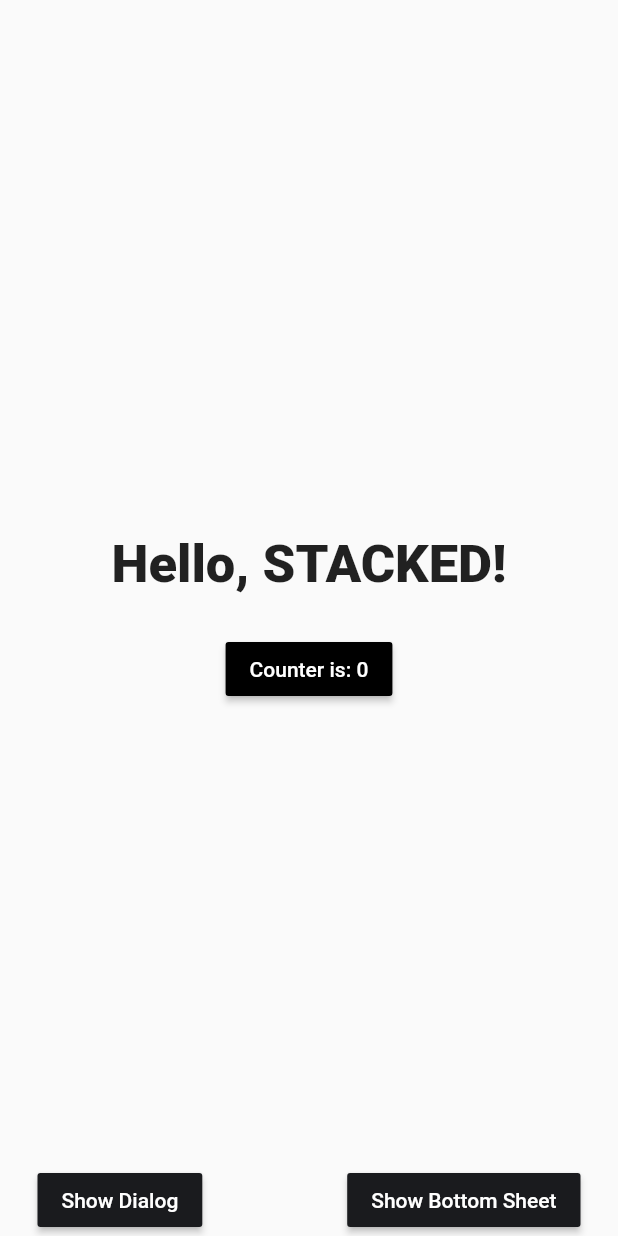
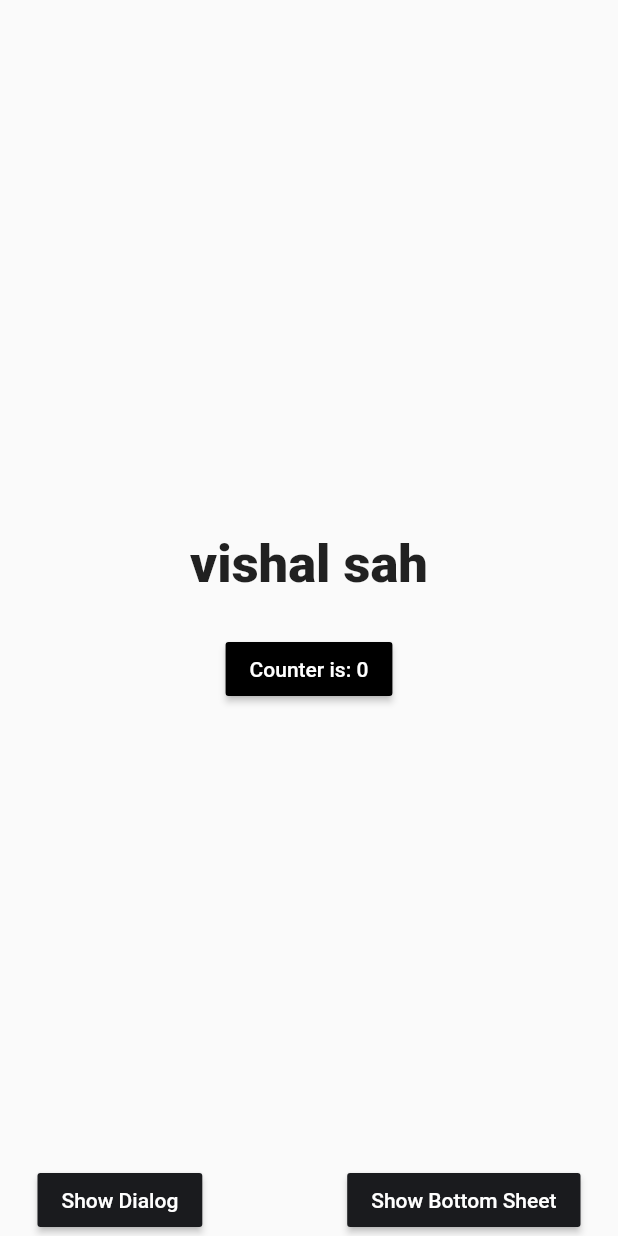
Before and after one commit to vwakesahu/myportfolio, a Flutter app: the screen it shows after launch, on a phone screen of 412 x 824 dp. Run offline on Flutter 3.47's test engine with Material 2 defaults, Android fonts, the phone set to English and light mode, and no system bars; our stand-ins replace stacked, stacked_services, stacked_shared.

Commit message:
name change

```diff
--- a/lib/ui/views/home/home_view.dart
+++ b/lib/ui/views/home/home_view.dart
@@ -27,7 +27,7 @@ class HomeView extends StackedView<HomeViewModel> {
                 Column(
                   children: [
                     const Text(
-                      'Hello, STACKED!',
+                      'vishal sah',
                       style: TextStyle(
                         fontSize: 35,
                         fontWeight: FontWeight.w900,
```
